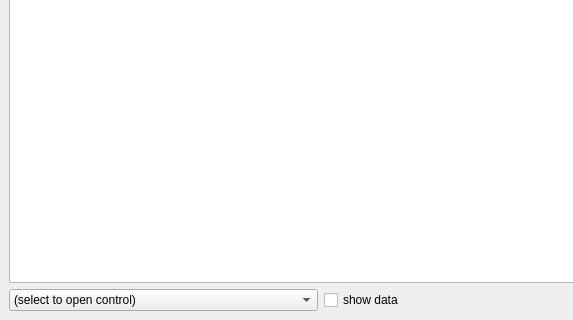
Above: mslib/msui/ui/ui_tableview_window.ui from Open-MSS/MSS before the change; both pictures show x 0 to 573 and y 152 to 472 of the 1254 by 472 pixel window. Below: the same form after it.
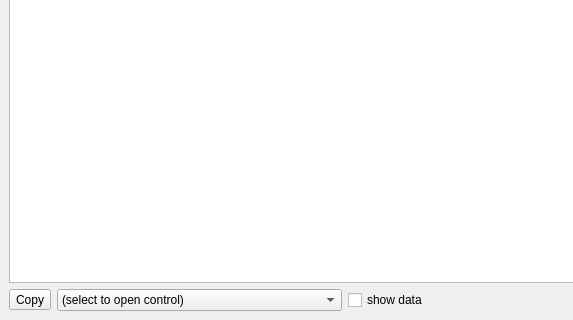
That is the form after the change.

Commit message: enabled to copy as CSV from table view (#3190)

```diff
--- a/mslib/msui/ui/ui_tableview_window.ui
+++ b/mslib/msui/ui/ui_tableview_window.ui
@@ -51,6 +51,16 @@
     </item>
     <item>
      <layout class="QHBoxLayout" name="horizontalLayout">
+      <item>
+       <widget class="QToolButton" name="btCopyToClipboard">
+        <property name="toolTip">
+         <string>Copy table as CSV to clipboard (Ctrl+C)</string>
+        </property>
+        <property name="text">
+         <string>Copy</string>
+        </property>
+       </widget>
+      </item>
       <item>
        <widget class="QComboBox" name="cbTools">
         <property name="sizePolicy">
```
The commit also changes 5 other files.
